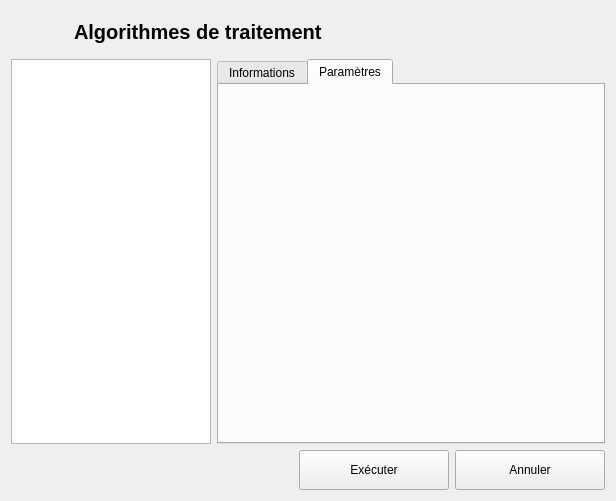
Qt form python/resources/ui/ProcessSelectDialog.ui (introlab/OpenIMU) before a commit.
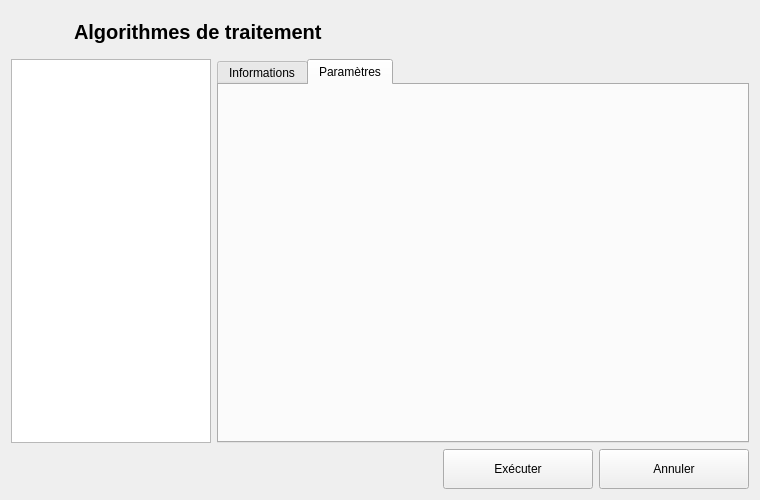
The same form after that commit. The open tabs and pages were chosen to show the change. Icons and pictures are not drawn.

Commit message: Using Windows style

What changed in the file:
```diff
--- a/python/resources/ui/ProcessSelectDialog.ui
+++ b/python/resources/ui/ProcessSelectDialog.ui
@@ -6,8 +6,8 @@
    <rect>
     <x>0</x>
     <y>0</y>
-    <width>616</width>
-    <height>501</height>
+    <width>760</width>
+    <height>500</height>
    </rect>
   </property>
   <property name="windowTitle">
```
Left out of the diff: 2 changed lines with no effect on the pictures. The commit also changes 2 other files.
